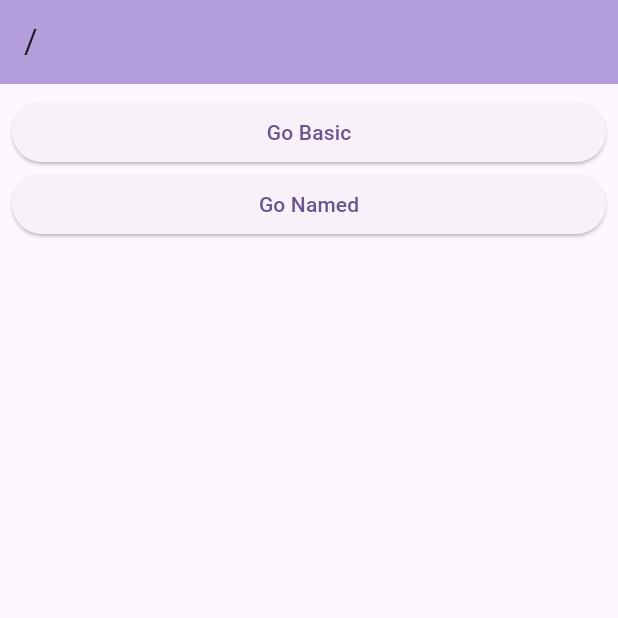
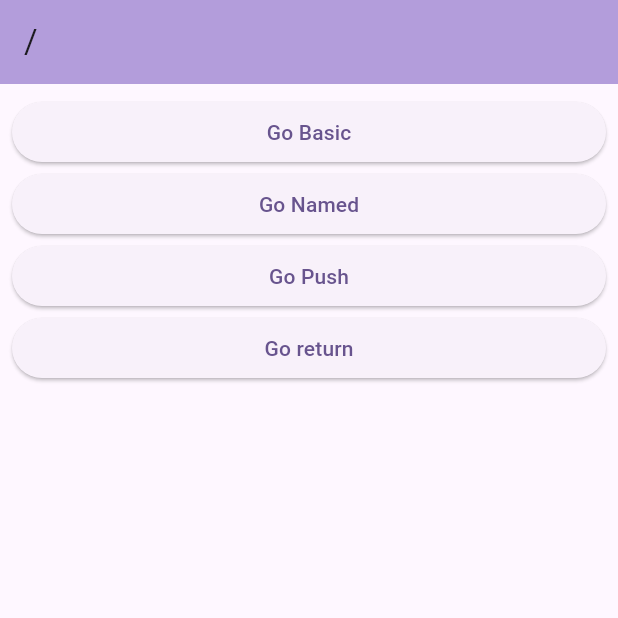
Before and after one commit to rldnd/flutter_go_router_v7, a Flutter app: the screen it shows after launch, on a phone screen of 412 x 824 dp, the top half of it. Run offline on Flutter 3.47's test engine with Material 2 defaults, Android fonts, the phone set to English and light mode, and no system bars; our stand-ins replace flutter_riverpod, go_router.

Commit message:
feat: pop function

```diff
--- a/lib/route/router.dart
+++ b/lib/route/router.dart
@@ -1,6 +1,9 @@
+import 'package:flutter_go_router_v7/screen/fifth_pop_return_screen.dart';
 import 'package:flutter_go_router_v7/screen/first_basic_screen.dart';
+import 'package:flutter_go_router_v7/screen/forth_pop_base_screen.dart';
 import 'package:flutter_go_router_v7/screen/root_screen.dart';
 import 'package:flutter_go_router_v7/screen/second_named_screen.dart';
+import 'package:flutter_go_router_v7/screen/third_push_screen.dart';
 import 'package:go_router/go_router.dart';
 
 final router = GoRouter(
@@ -17,7 +20,21 @@ final router = GoRouter(
           path: 'named',
           name: 'named_screen',
           builder: (context, state) => SecondNamedScreen(),
-        )
+        ),
+        GoRoute(
+          path: 'push',
+          builder: (context, state) => ThirdPushScreen(),
+        ),
+        GoRoute(
+          path: 'pop',
+          builder: (context, state) => ForthPopBaseScreen(),
+          routes: [
+            GoRoute(
+              path: 'return',
+              builder: (context, state) => FifthPopReturnScreen(),
+            ),
+          ],
+        ),
       ],
     ),
   ],
--- /dev/null
+++ b/lib/screen/forth_pop_base_screen.dart
@@ -0,0 +1,24 @@
+import 'package:flutter/material.dart';
+import 'package:flutter_go_router_v7/layout/default_layout.dart';
+import 'package:go_router/go_router.dart';
+
+class ForthPopBaseScreen extends StatelessWidget {
+  const ForthPopBaseScreen({super.key});
+
+  @override
+  Widget build(BuildContext context) {
+    return DefaultLayout(
+      body: ListView(
+        children: [
+          ElevatedButton(
+            onPressed: () async {
+              final result = await context.push('/pop/return');
+              print('result: $result');
+            },
+            child: Text('Push Pop Return Screen'),
+          ),
+        ],
+      ),
+    );
+  }
+}
--- a/lib/screen/root_screen.dart
+++ b/lib/screen/root_screen.dart
@@ -15,13 +15,25 @@ class RootScreen extends ConsumerWidget {
             onPressed: () {
               context.go('/basic');
             },
-            child: Text('Go Basic'),
+            child: const Text('Go Basic'),
           ),
           ElevatedButton(
             onPressed: () {
               context.goNamed('named_screen');
             },
-            child: Text('Go Named'),
+            child: const Text('Go Named'),
+          ),
+          ElevatedButton(
+            onPressed: () {
+              context.go('/push');
+            },
+            child: const Text('Go Push'),
+          ),
+          ElevatedButton(
+            onPressed: () {
+              context.go('/pop');
+            },
+            child: const Text('Go return'),
           ),
         ],
       ),
--- a/lib/screen/second_named_screen.dart
+++ b/lib/screen/second_named_screen.dart
@@ -6,7 +6,7 @@ class SecondNamedScreen extends StatelessWidget {
 
   @override
   Widget build(BuildContext context) {
-    return DefaultLayout(
+    return const DefaultLayout(
       body: Center(
         child: Text('Second Named Screen'),
       ),
```
Also changed, not shown: lib/screen/fifth_pop_return_screen.dart (added, +23 -0 lines), lib/screen/third_push_screen.dart (added, +29 -0 lines).
